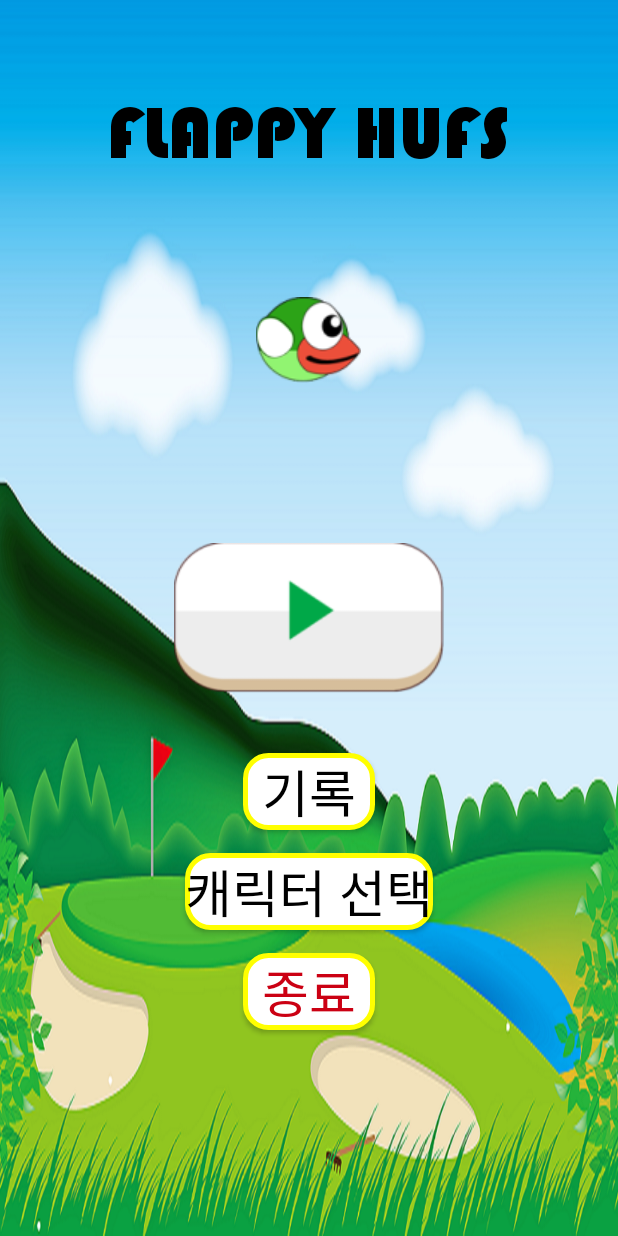
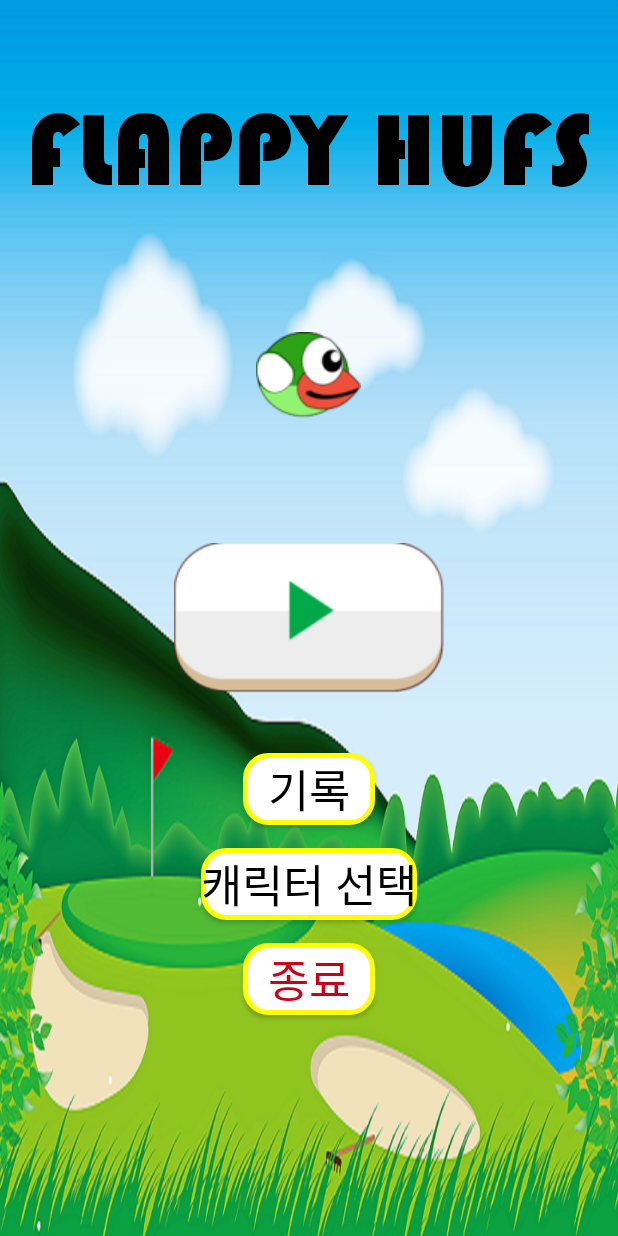
Before and after one commit to chawoa/FlappyHUFS, an Android app: the screen it shows after launch (MainActivity), on a phone screen of 412 x 824 dp. Run offline under Robolectric (Android 15) with nearby library versions, the light colour scheme and no system bars; 2 statements that could not run were skipped.

Commit message:
텍스트 생성 시 버튼이 밀려 화면에서 없어지는 문제 해결 (글씨 크기 조정)

```diff
--- a/app/src/main/java/com/example/android_sw/ScoreCheck.java
+++ b/app/src/main/java/com/example/android_sw/ScoreCheck.java
@@ -25,7 +25,7 @@
 
         topScoresDisplay = findViewById(R.id.topScoresDisplay);
 
-        StringBuilder scores = new StringBuilder("Top Scores:\n\n");
+        StringBuilder scores = new StringBuilder("Top Scores:\n");
         SharedPreferences pref = getSharedPreferences("myStoragePreference", 0);
 
         for (int i = 1; i <= 5; i++) {
--- a/app/src/main/res/layout/activity_game_over.xml
+++ b/app/src/main/res/layout/activity_game_over.xml
@@ -11,8 +11,7 @@
     <RelativeLayout
         android:id="@+id/relative_1"
         android:layout_width="match_parent"
-        android:layout_height="250dp"
-        android:layout_marginTop="100dp">
+        android:layout_height="250dp">
 
     <LinearLayout
         android:layout_width="match_parent"
@@ -94,6 +93,7 @@
             android:layout_height="wrap_content"
             android:layout_below="@+id/gameOver"
             android:layout_centerHorizontal="true"
+            android:layout_marginTop="100dp"
             android:background="@drawable/btn_gradient_style"
             android:fontFamily="@font/fonta"
             android:text="재시작"
--- a/app/src/main/res/layout/activity_main.xml
+++ b/app/src/main/res/layout/activity_main.xml
@@ -17,7 +17,7 @@
         android:text="FLAPPY HUFS"
         android:layout_marginTop="60dp"
         android:textColor="@color/black"
-        android:textSize="50sp"></TextView>
+        android:textSize="70sp"></TextView>
 
     <ImageView
         android:layout_width="wrap_content"
@@ -47,7 +47,7 @@
         android:onClick="scoreCheck"
         android:text="기록"
         android:textColor="@color/black"
-        android:textSize="34sp"></Button>
+        android:textSize="30sp"></Button>
 
     <Button
         android:id="@+id/exitBtn"
@@ -60,7 +60,7 @@
         android:fontFamily="@font/fonta"
         android:text="종료"
         android:textColor="@color/colorRed"
-        android:textSize="34sp"></Button>
+        android:textSize="30sp"></Button>
 
     <Button
         android:id="@+id/charBtn"
@@ -74,6 +74,6 @@
         android:onClick="startCharacter"
         android:text="캐릭터 선택"
         android:textColor="@color/black"
-        android:textSize="34sp"></Button>
+        android:textSize="30sp"></Button>
 
 </RelativeLayout>
--- a/app/src/main/res/layout/activity_score_check.xml
+++ b/app/src/main/res/layout/activity_score_check.xml
@@ -23,8 +23,11 @@
         android:layout_height="wrap_content"
         android:layout_below="@id/topScoresDisplay"
         android:layout_centerHorizontal="true"
-        android:layout_marginTop="200dp"
         android:onClick="BackToMain"
+        android:textColor="@color/black"
+        android:background="@drawable/btn_gradient_style"
+        android:fontFamily="@font/fonta"
+        android:textSize="24sp"
         android:text="메인화면" />
 
 </RelativeLayout>
--- a/app/src/main/res/layout/activity_select_char.xml
+++ b/app/src/main/res/layout/activity_select_char.xml
@@ -60,11 +60,12 @@
         android:layout_height="wrap_content"
         android:layout_below="@id/Table1"
         android:layout_centerHorizontal="true"
-        android:layout_marginTop="210dp"
+        android:layout_marginTop="150dp"
         android:fontFamily="@font/fonta"
+        android:background="@drawable/btn_gradient_style"
         android:text="BACK"
         android:textColor="@android:color/black"
-        android:textSize="40sp"
+        android:textSize="30sp"
         android:onClick="BackToMain"/>
 
 
```
